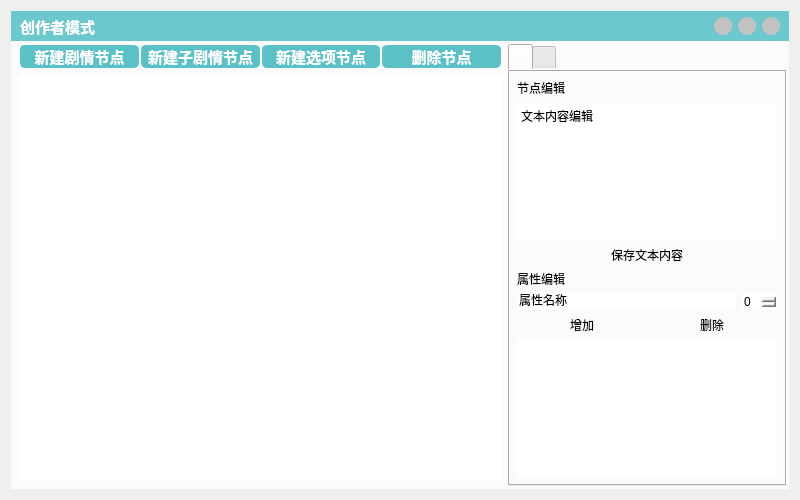
Qt form storyteller_test/framelessWidgetDeveloper.ui (goldenbough0/StoryTeller) before a commit.
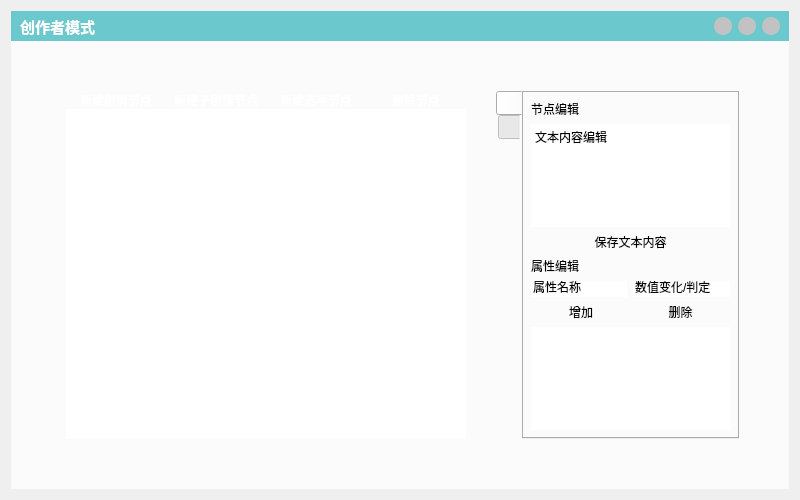
The same form after that commit. Icons and pictures are not drawn. Custom widgets are drawn as their Qt base class.

Patch:
```diff
--- a/storyteller_test/framelessWidgetDeveloper.ui
+++ b/storyteller_test/framelessWidgetDeveloper.ui
@@ -214,18 +214,27 @@
                <string notr="true">#mainDisplayWidget{
 background-color: rgb(251, 251, 251);}</string>
               </property>
-              <layout class="QGridLayout" name="gridLayout_3" columnstretch="3,0">
+              <layout class="QGridLayout" name="gridLayout_3" columnstretch="5,3">
+               <property name="sizeConstraint">
+                <enum>QLayout::SetNoConstraint</enum>
+               </property>
                <property name="leftMargin">
-                <number>3</number>
+                <number>50</number>
                </property>
                <property name="topMargin">
-                <number>3</number>
+                <number>50</number>
                </property>
                <property name="rightMargin">
-                <number>3</number>
+                <number>50</number>
                </property>
                <property name="bottomMargin">
-                <number>3</number>
+                <number>50</number>
+               </property>
+               <property name="horizontalSpacing">
+                <number>30</number>
+               </property>
+               <property name="verticalSpacing">
+                <number>0</number>
                </property>
                <item row="0" column="0">
                 <layout class="QVBoxLayout" name="verticalLayout_4">
@@ -233,7 +242,7 @@
                   <number>5</number>
                  </property>
                  <property name="bottomMargin">
-                  <number>5</number>
+                  <number>0</number>
                  </property>
                  <item>
                   <layout class="QHBoxLayout" name="horizontalLayout_2">
@@ -243,13 +252,10 @@
                    <item>
                     <widget class="QtMaterialFlatButton" name="new_story">
                      <property name="styleSheet">
-                      <string notr="true">  QPushButton {
-      border: 0.5px solid white;
-      border-radius: 6px;
-      background-color: rgb(90,194,198);
+                      <string notr="true"> QPushButton {
       min-width: 90px;
 	  font-family: &quot;Microsoft YaHei&quot;;
-	  font-size:11pt;
+	  font-size:9pt;
 	  font-weight: bold;
 	  color:white;
   }
@@ -276,12 +282,9 @@
                     <widget class="QtMaterialFlatButton" name="new_childstory">
                      <property name="styleSheet">
                       <string notr="true">  QPushButton {
-      border: 0.5px solid white;
-      border-radius: 6px;
-      background-color: rgb(90,194,198);
       min-width: 90px;
 	  font-family: &quot;Microsoft YaHei&quot;;
-	  font-size:11pt;
+	  font-size:9pt;
 	  font-weight: bold;
 	  color:white;
   }
@@ -308,12 +311,9 @@
                     <widget class="QtMaterialFlatButton" name="new_choice">
                      <property name="styleSheet">
                       <string notr="true">  QPushButton {
-      border: 0.5px solid white;
-      border-radius: 6px;
-      background-color: rgb(90,194,198);
       min-width: 90px;
 	  font-family: &quot;Microsoft YaHei&quot;;
-	  font-size:11pt;
+	  font-size:9pt;
 	  font-weight: bold;
 	  color:white;
   }
@@ -340,12 +340,9 @@
                     <widget class="QtMaterialFlatButton" name="new_delete">
                      <property name="styleSheet">
                       <string notr="true">  QPushButton {
-      border: 0.5px solid white;
-      border-radius: 6px;
-      background-color: rgb(90,194,198);
       min-width: 90px;
 	  font-family: &quot;Microsoft YaHei&quot;;
-	  font-size:11pt;
+	  font-size:9pt;
 	  font-weight: bold;
 	  color:white;
   }
@@ -399,6 +396,12 @@
                    <height>360</height>
                   </size>
                  </property>
+                 <property name="tabPosition">
+                  <enum>QTabWidget::West</enum>
+                 </property>
+                 <property name="tabShape">
+                  <enum>QTabWidget::Rounded</enum>
+                 </property>
                  <property name="currentIndex">
                   <number>0</number>
                  </property>
@@ -425,68 +428,17 @@
                    <string/>
                   </attribute>
                   <layout class="QGridLayout" name="gridLayout_5">
-                   <item row="1" column="0">
-                    <layout class="QVBoxLayout" name="verticalLayout_2">
-                     <item>
-                      <widget class="QLabel" name="node_attribute_label">
-                       <property name="text">
-                        <string>属性编辑</string>
-                       </property>
-                      </widget>
-                     </item>
-                     <item>
-                      <layout class="QHBoxLayout" name="horizontalLayout">
-                       <item>
-                        <widget class="QLineEdit" name="attribute_name_Edit">
-                         <property name="text">
-                          <string>属性名称</string>
-                         </property>
-                        </widget>
-                       </item>
-                       <item>
-                        <widget class="QSpinBox" name="set_attribute_value"/>
-                       </item>
-                      </layout>
-                     </item>
-                     <item>
-                      <layout class="QHBoxLayout" name="horizontalLayout_3" stretch="0,0">
-                       <property name="spacing">
-                        <number>0</number>
-                       </property>
-                       <item>
-                        <widget class="QtMaterialFlatButton" name="add_attribute_button">
-                         <property name="text">
-                          <string>增加</string>
-                         </property>
-                        </widget>
-                       </item>
-                       <item>
-                        <widget class="QtMaterialFlatButton" name="delete_attribute_button">
-                         <property name="text">
-                          <string>删除</string>
-                         </property>
-                        </widget>
-                       </item>
-                      </layout>
-                     </item>
-                     <item>
-                      <widget class="QGraphicsView" name="graphicsView_2"/>
-                     </item>
-                    </layout>
-                   </item>
                    <item row="0" column="0">
-                    <layout class="QVBoxLayout" name="verticalLayout_5">
-                     <item>
-                      <widget class="QLabel" name="node_label">
-                       <property name="text">
-                        <string>节点编辑</string>
-                       </property>
-                      </widget>
-                     </item>
-                     <item>
-                      <widget class="QTextEdit" name="node_text_Edit">
-                       <property name="html">
-                        <string>&lt;!DOCTYPE HTML PUBLIC &quot;-//W3C//DTD HTML 4.0//EN&quot; &quot;http://www.w3.org/TR/REC-html40/strict.dtd&quot;&gt;
+                    <widget class="QLabel" name="node_label">
+                     <property name="text">
+                      <string>节点编辑</string>
+                     </property>
+                    </widget>
+                   </item>
+                   <item row="1" column="0">
+                    <widget class="QTextEdit" name="node_text_Edit">
+                     <property name="html">
+                      <string>&lt;!DOCTYPE HTML PUBLIC &quot;-//W3C//DTD HTML 4.0//EN&quot; &quot;http://www.w3.org/TR/REC-html40/strict.dtd&quot;&gt;
 &lt;html&gt;&lt;head&gt;&lt;meta name=&quot;qrichtext&quot; content=&quot;1&quot; /&gt;&lt;meta charset=&quot;utf-8&quot; /&gt;&lt;style type=&quot;text/css&quot;&gt;
 p, li { white-space: pre-wrap; }
 hr { height: 1px; border-width: 0; }
@@ -494,18 +446,65 @@
 li.checked::marker { content: &quot;\2612&quot;; }
 &lt;/style&gt;&lt;/head&gt;&lt;body style=&quot; font-family:'Microsoft YaHei UI'; font-size:9pt; font-weight:400; font-style:normal;&quot;&gt;
 &lt;p style=&quot; margin-top:0px; margin-bottom:0px; margin-left:0px; margin-right:0px; -qt-block-indent:0; text-indent:0px;&quot;&gt;文本内容编辑&lt;/p&gt;&lt;/body&gt;&lt;/html&gt;</string>
+                     </property>
+                    </widget>
+                   </item>
+                   <item row="2" column="0">
+                    <widget class="QtMaterialFlatButton" name="save_text_button">
+                     <property name="text">
+                      <string>保存文本内容</string>
+                     </property>
+                    </widget>
+                   </item>
+                   <item row="3" column="0">
+                    <widget class="QLabel" name="node_attribute_label">
+                     <property name="text">
+                      <string>属性编辑</string>
+                     </property>
+                    </widget>
+                   </item>
+                   <item row="4" column="0">
+                    <layout class="QHBoxLayout" name="horizontalLayout">
+                     <item>
+                      <widget class="QLineEdit" name="attribute_name_Edit">
+                       <property name="text">
+                        <string>属性名称</string>
                        </property>
                       </widget>
                      </item>
                      <item>
-                      <widget class="QtMaterialFlatButton" name="save_text_button">
+                      <widget class="QLineEdit" name="lineEdit_2">
                        <property name="text">
-                        <string>保存文本内容</string>
+                        <string>数值变化/判定</string>
                        </property>
                       </widget>
                      </item>
                     </layout>
                    </item>
+                   <item row="5" column="0">
+                    <layout class="QHBoxLayout" name="horizontalLayout_3" stretch="0,0">
+                     <property name="spacing">
+                      <number>0</number>
+                     </property>
+                     <item>
+                      <widget class="QtMaterialFlatButton" name="add_attribute_button">
+                       <property name="text">
+                        <string>增加</string>
+                       </property>
+                      </widget>
+                     </item>
+                     <item>
+                      <widget class="QtMaterialFlatButton" name="delete_attribute_button">
+                       <property name="text">
+                        <string>删除</string>
+                       </property>
+                      </widget>
+                     </item>
+                    </layout>
+                   </item>
+                   <item row="6" column="0">
+                    <widget class="QListWidget" name="listWidget_2"/>
+                   </item>
                   </layout>
                  </widget>
                  <widget class="QWidget" name="edit_valuePage1">
```
Left out of the diff: 51 changed lines with no effect on the pictures.
